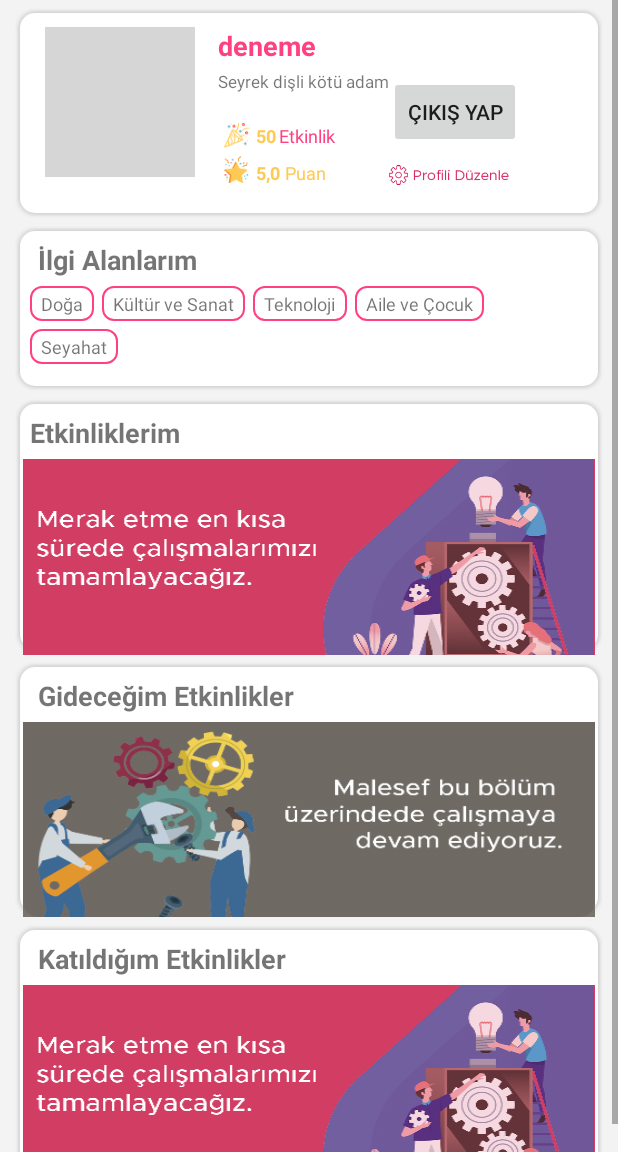
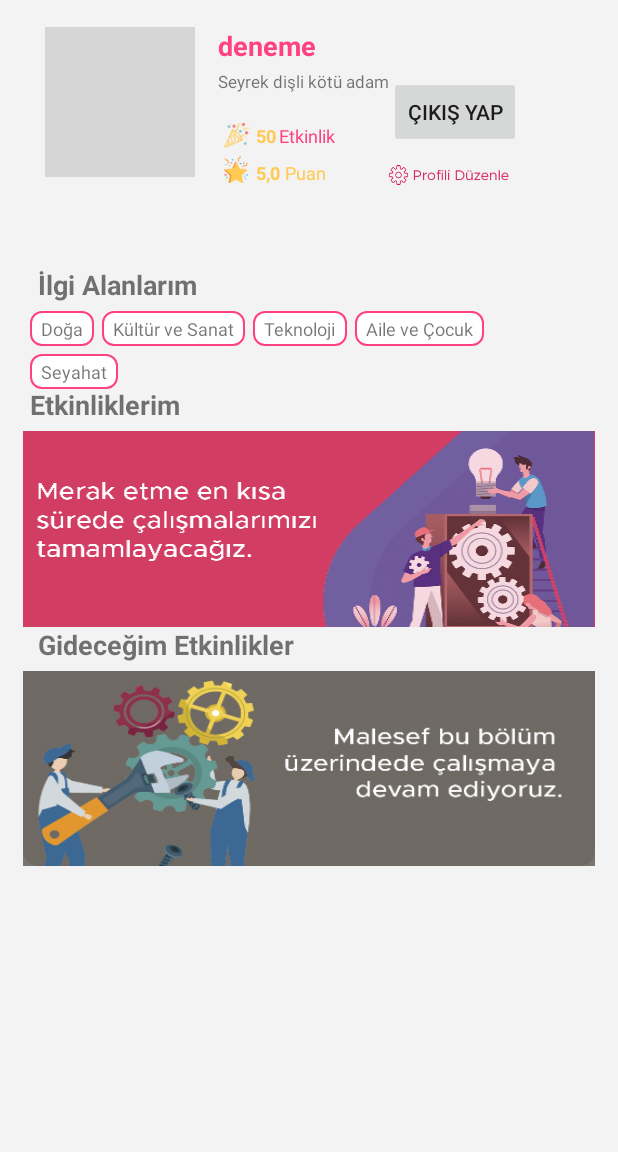
Before and after one commit to okandonmez/Android_SecretNameApp_v2, an Android app: the fragment Tab5Fragment shown on its own in the app's theme, on a phone screen of 412 x 824 dp, the part 84-1236 px from its top. Run offline under Robolectric (Android 15) with nearby library versions, the phone set to English and light mode, and no system bars; our stand-ins replace CircleImageView, Volley; network calls fail; pictures from the network do not load; grey boxes are pictures that could not be loaded.

Commit message:
Initial Commit

```diff
--- a/app/src/main/java/us/ahududu/ahududu/addEvents.java
+++ b/app/src/main/java/us/ahududu/ahududu/addEvents.java
@@ -55,8 +55,6 @@ public class addEvents extends AppCompatActivity implements View.OnClickListener
     Button btnPublish;
     Uri imageURI;
     CircleImageView crcProfile;
-
-
 
     private final String postEventURL = "http://31.210.91.130/api/Activity/Create";
     String token;
--- a/app/src/main/res/layout/tab5_fragment.xml
+++ b/app/src/main/res/layout/tab5_fragment.xml
@@ -14,84 +14,14 @@
             android:layout_width="match_parent"
             android:layout_height="match_parent">
 
-            <View
-                android:id="@+id/vwProfileDetails"
-                android:layout_width="match_parent"
-                android:layout_height="140dp"
-                android:layout_marginEnd="10dp"
-                android:layout_marginStart="10dp"
-                android:layout_marginTop="5dp"
-                android:background="@drawable/borders">
-
-            </View>
-
-            <View
-                android:id="@+id/vwAttended"
-                android:layout_width="match_parent"
-                android:layout_height="170dp"
-                android:layout_below="@+id/vwWillGo"
-                android:layout_marginEnd="10dp"
-                android:layout_marginStart="10dp"
-                android:layout_marginTop="5dp"
-                android:background="@drawable/borders"/>
-
-            <View
-                android:id="@+id/vwWillGo"
-                android:layout_width="match_parent"
-                android:layout_height="170dp"
-                android:layout_below="@+id/vwMyActions"
-                android:layout_marginEnd="10dp"
-                android:layout_marginStart="10dp"
-                android:layout_marginTop="5dp"
-                android:background="@drawable/borders" />
-            <View
-                android:id="@+id/vwMyActions"
-                android:layout_width="match_parent"
-                android:layout_height="170dp"
-                android:layout_below="@+id/vwHobbies"
-                android:layout_marginEnd="10dp"
-                android:layout_marginStart="10dp"
-                android:layout_marginTop="5dp"
-                android:background="@drawable/borders" />
-            <View
-                android:id="@+id/vwHobbies"
-                android:layout_width="match_parent"
-                android:layout_height="110dp"
-                android:layout_below="@+id/vwProfileDetails"
-                android:layout_marginEnd="10dp"
-                android:layout_marginStart="10dp"
-                android:layout_marginTop="5dp"
-                android:background="@drawable/borders"/>
-
-            <TextView
-                android:id="@+id/attendedTitle"
-                android:layout_width="wrap_content"
-                android:layout_height="wrap_content"
-                android:layout_below="@+id/vwWillGo"
-                android:layout_marginStart="25dp"
-                android:layout_marginTop="15dp"
-                android:text="@string/attendedEvents"
-                android:textSize="18sp" />
-
-            <ImageView
-                android:layout_width="match_parent"
-                android:layout_height="wrap_content"
-                android:layout_below="@+id/attendedTitle"
-                android:layout_marginEnd="15dp"
-                android:layout_marginStart="15dp"
-                android:layout_marginTop="5dp"
-                android:background="@drawable/onlybottomrounded"
-                android:scaleType="fitXY"
-                android:src="@drawable/underconst1" />
-
 
             <TextView
                 android:id="@+id/willGoTitle"
                 android:layout_width="wrap_content"
                 android:layout_height="wrap_content"
-                android:layout_below="@+id/vwMyActions"
+                android:layout_below="@+id/myActionsTitle"
                 android:layout_marginStart="25dp"
-                android:layout_marginTop="15dp"
+                android:layout_marginTop="135dp"
                 android:text="@string/willGo"
                 android:textSize="18sp" />
 
@@ -111,9 +41,9 @@
                 android:id="@+id/myActionsTitle"
                 android:layout_width="wrap_content"
                 android:layout_height="wrap_content"
-                android:layout_below="@+id/vwHobbies"
+                android:layout_below="@+id/hobbyTitle"
                 android:layout_marginStart="20dp"
-                android:layout_marginTop="15dp"
+                android:layout_marginTop="55dp"
                 android:text="@string/eventsProfile"
                 android:textSize="18sp" />
 
@@ -134,9 +64,9 @@
                 android:id="@+id/hobbyTitle"
                 android:layout_width="wrap_content"
                 android:layout_height="wrap_content"
-                android:layout_below="@+id/vwProfileDetails"
+                android:layout_below="@+id/profileIcons"
                 android:layout_marginStart="25dp"
-                android:layout_marginTop="15dp"
+                android:layout_marginTop="55dp"
                 android:text="@string/hobbyProfile"
                 android:textSize="18sp" />
 
```
Also changed, not shown: 1 other file.
